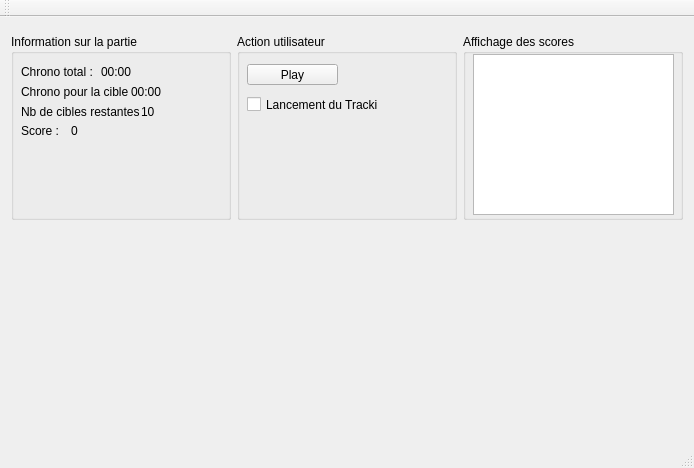
Old version of the form Projet_Catakoi/mainwindow.ui in the repository arnaudricaud/ProjetBM.
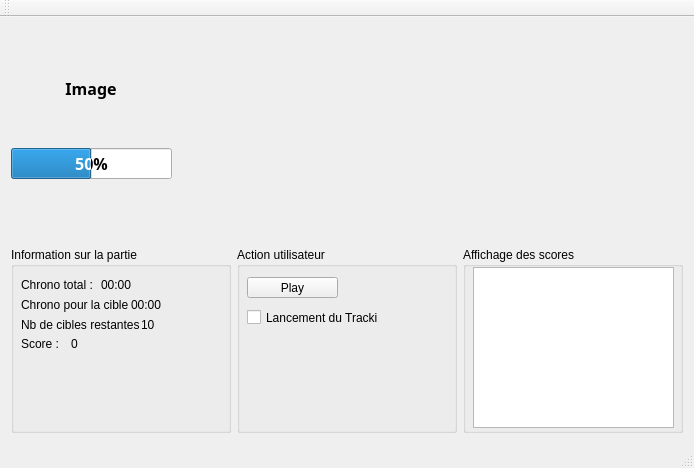
New version of the form. Custom widgets are drawn as their Qt base class.

```diff
--- a/Projet_Catakoi/mainwindow.ui
+++ b/Projet_Catakoi/mainwindow.ui
@@ -17,7 +17,10 @@
    <property name="enabled">
     <bool>true</bool>
    </property>
-   <layout class="QGridLayout" name="gridLayout_3">
+   <layout class="QGridLayout" name="gridLayout_3" rowstretch="9,1">
+    <property name="sizeConstraint">
+     <enum>QLayout::SetMaximumSize</enum>
+    </property>
     <item row="1" column="0">
      <layout class="QHBoxLayout" name="horizontalLayout_2" stretch="0,0,0">
       <property name="spacing">
@@ -27,7 +30,7 @@
        <number>0</number>
       </property>
       <property name="bottomMargin">
-       <number>0</number>
+       <number>2</number>
       </property>
       <item>
        <layout class="QGridLayout" name="gridLayout">
@@ -273,19 +276,6 @@
       </item>
      </layout>
     </item>
-    <item row="2" column="0">
-     <spacer name="verticalSpacer">
-      <property name="orientation">
-       <enum>Qt::Vertical</enum>
-      </property>
-      <property name="sizeHint" stdset="0">
-       <size>
-        <width>20</width>
-        <height>40</height>
-       </size>
-      </property>
-     </spacer>
-    </item>
    </layout>
   </widget>
   <widget class="QMenuBar" name="menuBar">
```
Left out of the diff: 5 changed lines with no effect on the pictures.
